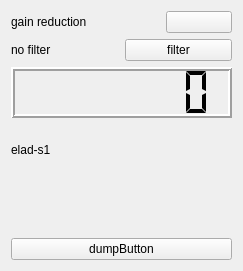
Old version of the form devices/sw-elad-s1/elad-widget.ui in the repository JvanKatwijk/panoramaviewer.
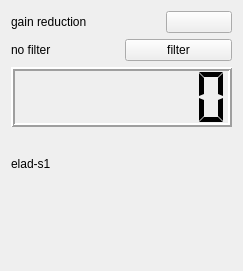
New version of the form.

What changed in the file:
```diff
--- a/devices/sw-elad-s1/elad-widget.ui
+++ b/devices/sw-elad-s1/elad-widget.ui
@@ -84,13 +84,6 @@
      </property>
     </widget>
    </item>
-   <item>
-    <widget class="QPushButton" name="dumpButton">
-     <property name="text">
-      <string>dumpButton</string>
-     </property>
-    </widget>
-   </item>
   </layout>
  </widget>
  <resources/>
```
